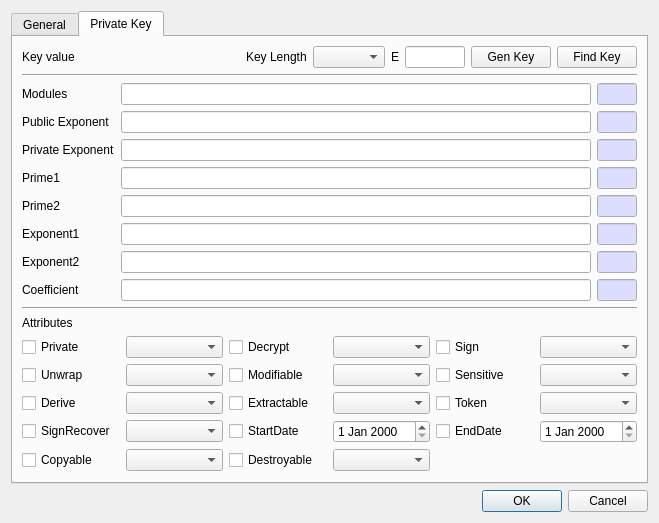
This is CryptokiMan/create_rsa_pri_key_dlg.ui in jykim74/CryptokiMan as Qt 5 draws it before an edit. The edited form follows.
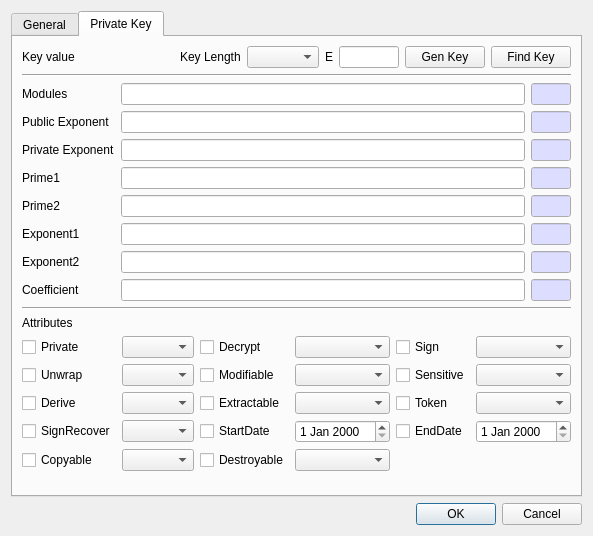
This is the edited form.

Patch:
```diff
--- a/CryptokiMan/create_rsa_pri_key_dlg.ui
+++ b/CryptokiMan/create_rsa_pri_key_dlg.ui
@@ -6,8 +6,8 @@
    <rect>
     <x>0</x>
     <y>0</y>
-    <width>659</width>
-    <height>500</height>
+    <width>564</width>
+    <height>536</height>
    </rect>
   </property>
   <property name="windowTitle">
```
